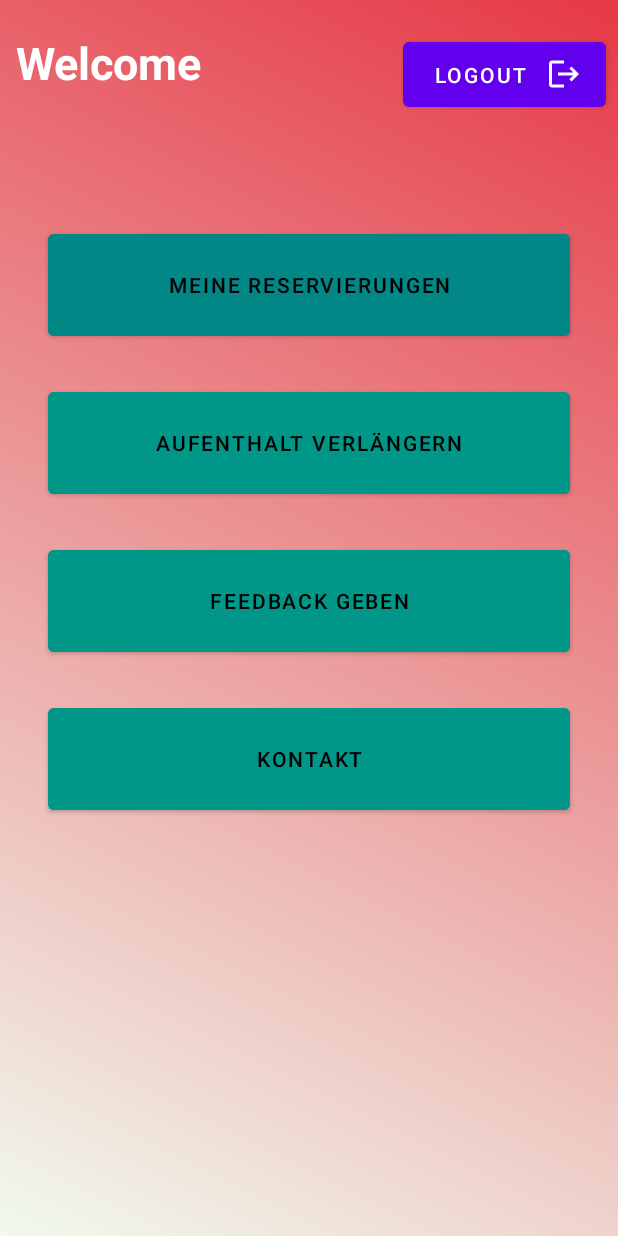
After one commit to ouha1001/Hotel_APP, an Android app: the layout landingpage_user.xml on its own in the app's theme, with its tools: preview values and no code run, on a phone screen of 412 x 824 dp. The commit adds this screen. Run offline under Robolectric (Android 15) with nearby library versions, the light colour scheme and no system bars.

Commit message:
"imported changes manually"

```diff
--- /dev/null
+++ b/app/src/main/java/com/example/hotelapp/CustomerSide/Extend_Stay.java
@@ -0,0 +1,4 @@
+package com.example.hotelapp.CustomerSide;
+
+public class Extend_Stay {
+}
--- /dev/null
+++ b/app/src/main/java/com/example/hotelapp/CustomerSide/Feedback.java
@@ -0,0 +1,4 @@
+package com.example.hotelapp.CustomerSide;
+
+public class Feedback {
+}
--- /dev/null
+++ b/app/src/main/java/com/example/hotelapp/CustomerSide/My_Reservations.java
@@ -0,0 +1,4 @@
+package com.example.hotelapp.CustomerSide;
+
+public class My_Reservations {
+}
--- /dev/null
+++ b/app/src/main/res/layout/landingpage_user.xml
@@ -0,0 +1,105 @@
+<?xml version="1.0" encoding="utf-8"?>
+<androidx.constraintlayout.widget.ConstraintLayout xmlns:android="http://schemas.android.com/apk/res/android"
+    xmlns:app="http://schemas.android.com/apk/res-auto"
+    xmlns:tools="http://schemas.android.com/tools"
+    android:id="@+id/homePageLayout"
+    android:layout_width="match_parent"
+    android:layout_height="match_parent"
+    android:background="@drawable/background_1"
+    android:visibility="visible">
+
+    <Button
+        android:id="@+id/feedback"
+        android:layout_width="match_parent"
+        android:layout_height="80dp"
+        android:layout_marginStart="32dp"
+        android:layout_marginTop="25dp"
+        android:layout_marginEnd="32dp"
+        android:backgroundTint="#009688"
+        android:text="@string/feedback_geben"
+        android:textColor="#000000"
+        app:layout_constraintEnd_toEndOf="parent"
+        app:layout_constraintStart_toStartOf="parent"
+        app:layout_constraintTop_toBottomOf="@+id/Aufenthalt_verlängern"
+        tools:ignore="TextContrastCheck" />
+
+    <Button
+        android:id="@+id/kontakt"
+        android:layout_width="match_parent"
+        android:layout_height="80dp"
+        android:layout_marginStart="32dp"
+        android:layout_marginTop="25dp"
+        android:layout_marginEnd="32dp"
+        android:backgroundTint="#009688"
+        android:text="@string/kontakt"
+        android:textColor="#000000"
+        app:layout_constraintEnd_toEndOf="parent"
+        app:layout_constraintStart_toStartOf="parent"
+        app:layout_constraintTop_toBottomOf="@+id/feedback"
+        tools:ignore="TextContrastCheck" />
+
+    <Button
+        android:id="@+id/my_reservation"
+        android:layout_width="match_parent"
+        android:layout_height="80dp"
+        android:layout_marginStart="32dp"
+        android:layout_marginTop="150dp"
+        android:layout_marginEnd="32dp"
+        android:backgroundTint="@color/teal_700"
+        android:text="@string/meine_reservierungen"
+        android:textAlignment="center"
+        android:textColor="#000000"
+        app:layout_constraintEnd_toEndOf="parent"
+        app:layout_constraintHorizontal_bias="0.0"
+        app:layout_constraintStart_toStartOf="parent"
+        app:layout_constraintTop_toTopOf="parent"
+        tools:ignore="TextContrastCheck" />
+
+    <Button
+        android:id="@+id/Aufenthalt_verlängern"
+        android:layout_width="match_parent"
+        android:layout_height="80dp"
+        android:layout_marginStart="32dp"
+        android:layout_marginTop="25dp"
+        android:layout_marginEnd="32dp"
+        android:backgroundTint="#009688"
+        android:text="@string/aufenthalt_verl_ngern"
+        android:textAlignment="center"
+        android:textColor="#000000"
+        app:layout_constraintEnd_toEndOf="parent"
+        app:layout_constraintHorizontal_bias="0.0"
+        app:layout_constraintStart_toStartOf="parent"
+        app:layout_constraintTop_toBottomOf="@+id/my_reservation"
+        tools:ignore="TextContrastCheck" />
+
+    <TextView
+        android:id="@+id/hello_user"
+        android:layout_width="139dp"
+        android:layout_height="46dp"
+        android:text="@string/welcome"
+        android:textColor="@color/white"
+        android:textSize="30sp"
+        android:textStyle="bold"
+        app:layout_constraintBottom_toTopOf="@+id/my_reservation"
+        app:layout_constraintEnd_toEndOf="parent"
+        app:layout_constraintHorizontal_bias="0.04"
+        app:layout_constraintStart_toStartOf="parent"
+        app:layout_constraintTop_toTopOf="parent"
+        app:layout_constraintVertical_bias="0.207" />
+
+    <Button
+        android:id="@+id/logoutBtn"
+        android:layout_width="135dp"
+        android:layout_height="55dp"
+        android:drawableEnd="@drawable/ic_baseline_logout_24"
+        android:drawablePadding="20dp"
+        android:text="@string/logout"
+        android:textColor="@color/white"
+        app:layout_constraintBottom_toTopOf="@+id/Aufenthalt_verlängern"
+        app:layout_constraintEnd_toEndOf="parent"
+        app:layout_constraintHorizontal_bias="0.971"
+        app:layout_constraintStart_toStartOf="parent"
+        app:layout_constraintTop_toTopOf="parent"
+        app:layout_constraintVertical_bias="0.109" />
+
+</androidx.constraintlayout.widget.ConstraintLayout>
--- a/app/src/main/res/values/strings.xml
+++ b/app/src/main/res/values/strings.xml
@@ -35,5 +35,11 @@
     <string name="check_out">check_out</string>
     <string name="type_zimmer">Type Zimmer</string>
     <string name="client_id">Client ID</string>
+    <string name="feedback_geben">Feedback geben</string>
+    <string name="logout">Logout</string>
+    <string name="welcome">Welcome</string>
+    <string name="meine_reservierungen">Meine Reservierungen</string>
+    <string name="aufenthalt_verl_ngern">Aufenthalt verlängern</string>
+    <string name="kontakt">Kontakt</string>
 
 </resources>
```
Also changed, not shown: app/src/main/java/com/example/hotelapp/CustomerSide/Customer_landing_page.java (added, +66 -0 lines), app/src/main/java/com/example/hotelapp/Database.java (+24 -2 lines), app/src/main/java/com/example/hotelapp/MainActivity.java (+14 -3 lines).
